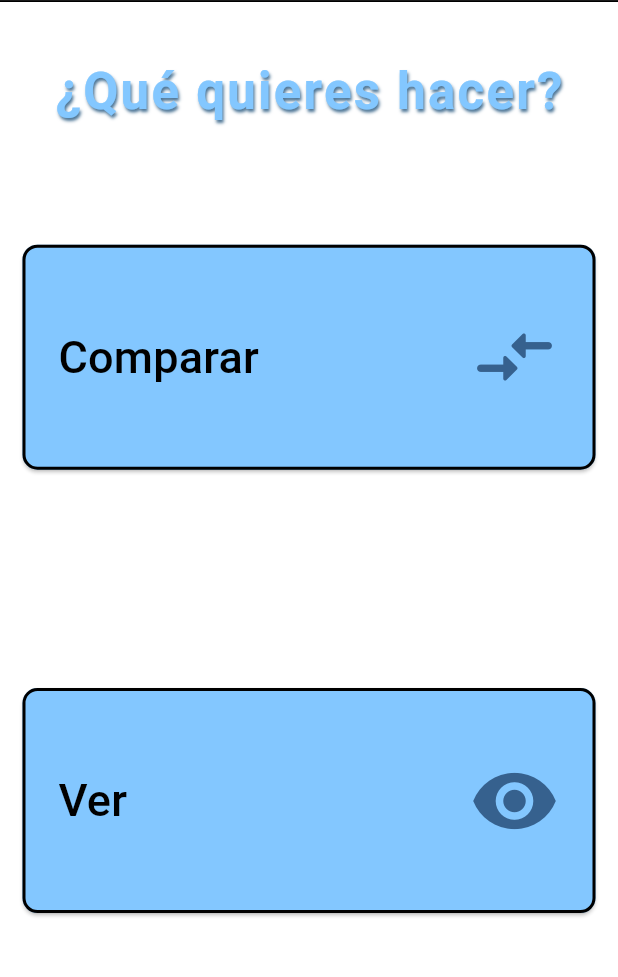
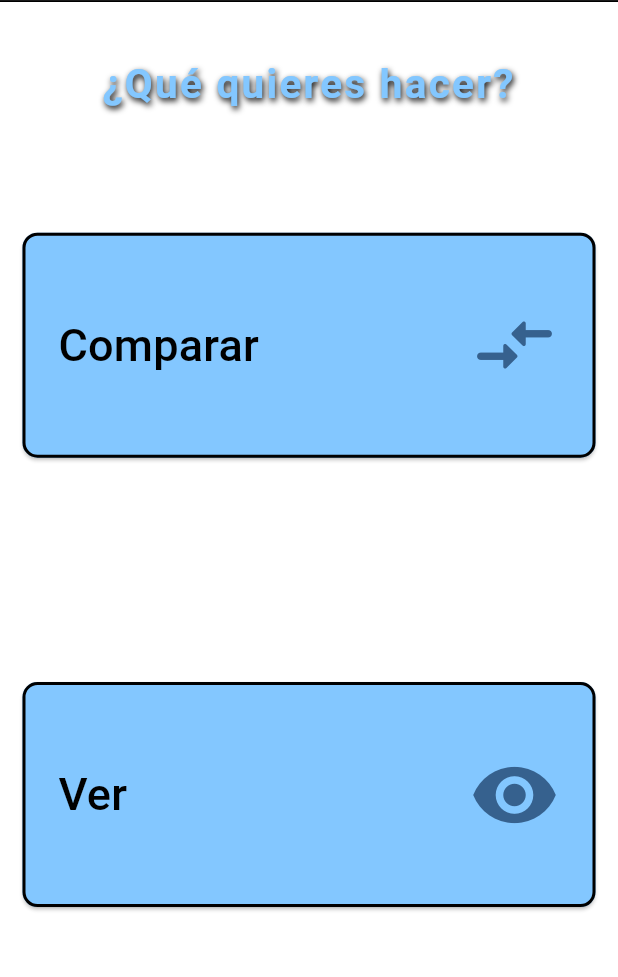
Before and after one commit to Vel935/cpuinfo-aplicaci-n, a Flutter app: the HomePage screen opened by its route, on a phone screen of 412 x 824 dp, the part 82-1059 px from its top. Run offline on Flutter 3.47's test engine with Material 3 defaults, Android fonts, the phone set to English and light mode, and no system bars; our stand-ins replace adaptive_theme, cloud_firestore, firebase_auth, firebase_core, google_sign_in; accounts and stored records are empty.

Commit message:
Modificacion visual en la homePage

```diff
--- a/lib/pages/homePage/homePage.dart
+++ b/lib/pages/homePage/homePage.dart
@@ -52,8 +52,9 @@ class _HomePageState extends State<HomePage> {
               Padding(
                 padding: const EdgeInsets.only(top: 20.0),
                 child: Text('¿Qué quieres hacer?',
+                    textAlign: TextAlign.center,
                     style: TextStyle(
-                        fontSize: 34.0,
+                        fontSize: 27.0,
                         fontWeight: FontWeight.bold,
                         color: Color.fromARGB(255, 131, 199, 255),
                         fontFamily: 'Roboto',
@@ -62,9 +63,9 @@ class _HomePageState extends State<HomePage> {
                           Shadow(
                             color: isDarkMode
                                 ? Colors.black
-                                : Color.fromARGB(255, 75, 116, 149),
+                                : Color.fromARGB(255, 0, 0, 0),
                             offset: const Offset(1, 2),
-                            blurRadius: 2,
+                            blurRadius: 5,
                           )
                         ])),
               ),
```
